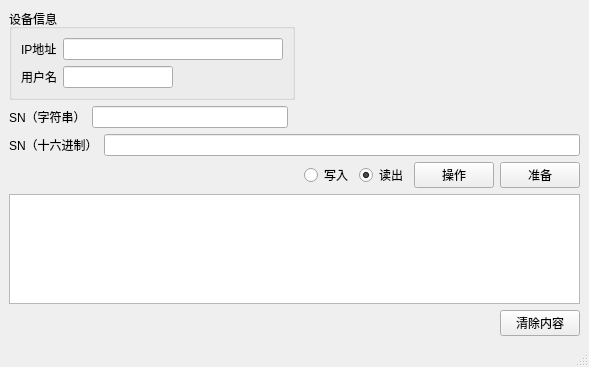
This is mainwindow.ui in curious-heart/read-write-rtb-sn as Qt 5 draws it before an edit. The edited form follows.
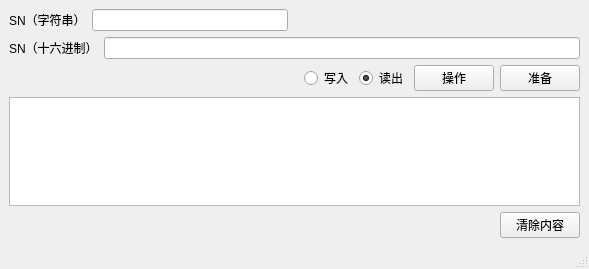
This is the edited form.

What changed in the file:
```diff
--- a/mainwindow.ui
+++ b/mainwindow.ui
@@ -7,7 +7,7 @@
     <x>0</x>
     <y>0</y>
     <width>589</width>
-    <height>367</height>
+    <height>269</height>
    </rect>
   </property>
   <property name="windowTitle">
@@ -16,75 +16,7 @@
   <widget class="QWidget" name="centralwidget">
    <layout class="QVBoxLayout" name="verticalLayout_3">
     <item>
-     <layout class="QHBoxLayout" name="horizontalLayout_7">
-      <item>
-       <widget class="QGroupBox" name="groupBox">
-        <property name="title">
-         <string>设备信息</string>
-        </property>
-        <layout class="QVBoxLayout" name="verticalLayout">
-         <item>
-          <layout class="QHBoxLayout" name="horizontalLayout">
-           <item>
-            <widget class="QLabel" name="IPAddrLbl">
-             <property name="text">
-              <string>IP地址</string>
-             </property>
-            </widget>
-           </item>
-           <item>
-            <widget class="QLineEdit" name="IPAddrLEdit">
-             <property name="text">
-              <string/>
-             </property>
-            </widget>
-           </item>
-          </layout>
-         </item>
-         <item>
-          <layout class="QHBoxLayout" name="horizontalLayout_2">
-           <item>
-            <widget class="QLabel" name="accountLbl">
-             <property name="text">
-              <string>用户名</string>
-             </property>
-            </widget>
-           </item>
-           <item>
-            <widget class="QLineEdit" name="accountLEdit"/>
-           </item>
-           <item>
-            <spacer name="horizontalSpacer">
-             <property name="orientation">
-              <enum>Qt::Horizontal</enum>
-             </property>
-             <property name="sizeHint" stdset="0">
-              <size>
-               <width>40</width>
-               <height>20</height>
-              </size>
-             </property>
-            </spacer>
-           </item>
-          </layout>
-         </item>
-        </layout>
-       </widget>
-      </item>
-      <item>
-       <spacer name="horizontalSpacer_4">
-        <property name="orientation">
-         <enum>Qt::Horizontal</enum>
-        </property>
-        <property name="sizeHint" stdset="0">
-         <size>
-          <width>40</width>
-          <height>20</height>
-         </size>
-        </property>
-       </spacer>
-      </item>
-     </layout>
+     <layout class="QHBoxLayout" name="horizontalLayout_7"/>
     </item>
     <item>
      <layout class="QVBoxLayout" name="verticalLayout_2">
```
